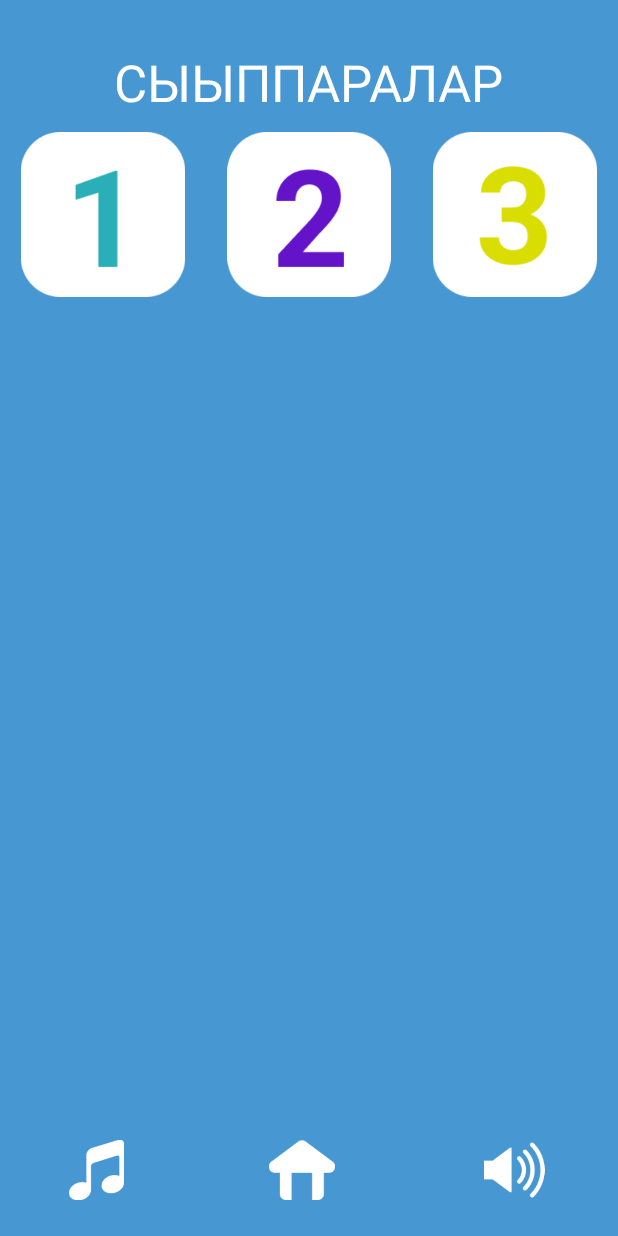
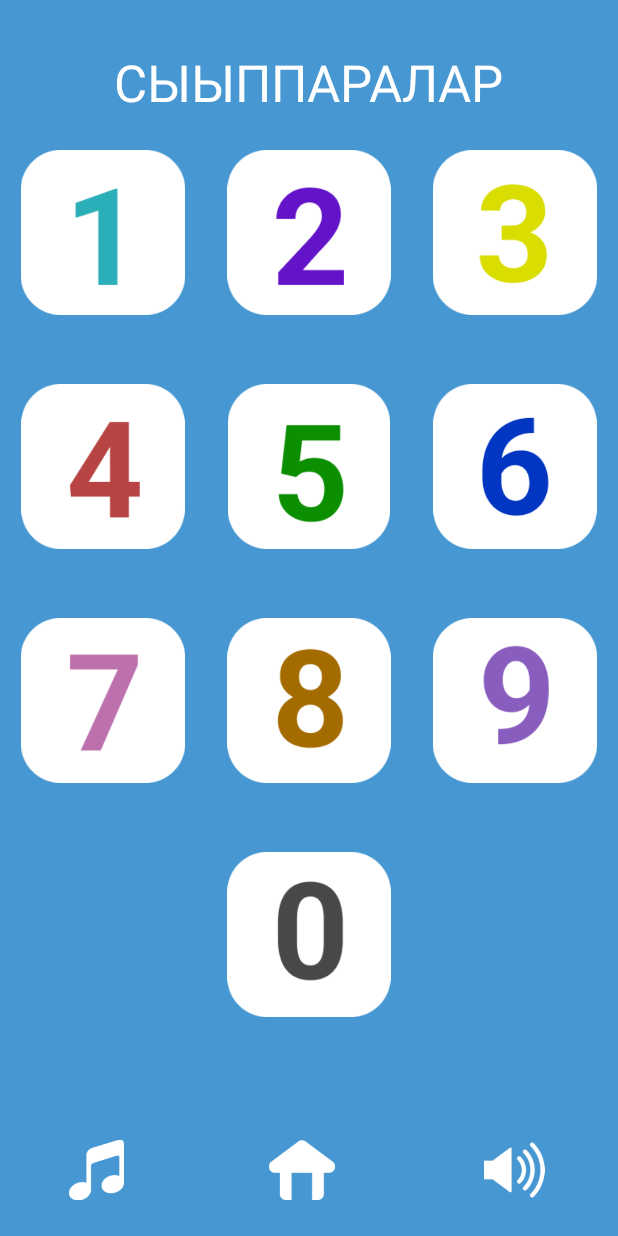
Before and after one commit to brearey/YktWords2022, an Android app: the DigitalsActivity screen opened directly, with no data from a screen before it, on a phone screen of 412 x 824 dp. Run offline under Robolectric (Android 15) with nearby library versions, the phone set to English and light mode, and no system bars; Roboto replaces fonts that are not available here.

Commit message:
# Added all digits

```diff
--- a/app/src/main/java/ru/oktemsec/yktwords/DigitalsActivity.kt
+++ b/app/src/main/java/ru/oktemsec/yktwords/DigitalsActivity.kt
@@ -11,7 +11,7 @@ import android.widget.Toast
 class DigitalsActivity : AppCompatActivity() {
 
     lateinit var mp: MediaPlayer
-    lateinit var mpDigitals: MediaPlayer
+    lateinit var mpVoice: MediaPlayer
 
     override fun onCreate(savedInstanceState: Bundle?) {
         super.onCreate(savedInstanceState)
@@ -23,34 +23,92 @@ class DigitalsActivity : AppCompatActivity() {
         mp.isLooping = true
         mp.start()
 
-        mpDigitals = MediaPlayer.create(this, R.raw.digitals)
-        mpDigitals.setVolume(0.15f, 0.15f)
-        if (!mpDigitals.isPlaying) { mpDigitals.start() }
-
-        // MediaPlayers of digits
-        val mpOne:MediaPlayer = MediaPlayer.create(this, R.raw.one)
-        val mpTwo:MediaPlayer = MediaPlayer.create(this, R.raw.two)
-        val mpThree:MediaPlayer = MediaPlayer.create(this, R.raw.three)
+        // Сыыппаралар
+        mpVoice = MediaPlayer.create(this, R.raw.digitals)
+        mpVoice.setVolume(0.15f, 0.15f)
+        if (!mpVoice.isPlaying) { mpVoice.start() }
 
         // Цифры кнопки
         val oneButton:ImageView = findViewById(R.id.one_image)
         val twoButton:ImageView = findViewById(R.id.two_image)
         val threeButton:ImageView = findViewById(R.id.three_image)
+        val fourButton:ImageView = findViewById(R.id.four_image)
+        val fiveButton:ImageView = findViewById(R.id.five_image)
+        val sixButton:ImageView = findViewById(R.id.six_image)
+        val sevenButton:ImageView = findViewById(R.id.seven_image)
+        val eightButton:ImageView = findViewById(R.id.eight_image)
+        val nineButton:ImageView = findViewById(R.id.nine_image)
+        val zeroButton:ImageView = findViewById(R.id.zero_image)
 
         //Нажатие кнопок
         oneButton.setOnClickListener {
             clickAnimation(it, 1.1f, 100)
-            mpOne.start()
+            mpVoice.reset()
+            mpVoice = MediaPlayer.create(this, R.raw.one)
+            mpVoice.start()
         }
 
         twoButton.setOnClickListener {
             clickAnimation(it, 1.1f, 100)
-            mpTwo.start()
+            mpVoice.reset()
+            mpVoice = MediaPlayer.create(this, R.raw.two)
+            mpVoice.start()
         }
 
         threeButton.setOnClickListener {
             clickAnimation(it, 1.1f, 100)
-            mpThree.start()
+            mpVoice.reset()
+            mpVoice = MediaPlayer.create(this, R.raw.three)
+            mpVoice.start()
+        }
+
+        fourButton.setOnClickListener {
+            clickAnimation(it, 1.1f, 100)
+            mpVoice.reset()
+            mpVoice = MediaPlayer.create(this, R.raw.four)
+            mpVoice.start()
+        }
+
+        fiveButton.setOnClickListener {
+            clickAnimation(it, 1.1f, 100)
+            mpVoice.reset()
+            mpVoice = MediaPlayer.create(this, R.raw.five)
+            mpVoice.start()
+        }
+
+        sixButton.setOnClickListener {
+            clickAnimation(it, 1.1f, 100)
+            mpVoice.reset()
+            mpVoice = MediaPlayer.create(this, R.raw.six)
+            mpVoice.start()
+        }
+
+        sevenButton.setOnClickListener {
+            clickAnimation(it, 1.1f, 100)
+            mpVoice.reset()
+            mpVoice = MediaPlayer.create(this, R.raw.seven)
+            mpVoice.start()
+        }
+
+        eightButton.setOnClickListener {
+            clickAnimation(it, 1.1f, 100)
+            mpVoice.reset()
+            mpVoice = MediaPlayer.create(this, R.raw.eight)
+            mpVoice.start()
+        }
+
+        nineButton.setOnClickListener {
+            clickAnimation(it, 1.1f, 100)
+            mpVoice.reset()
+            mpVoice = MediaPlayer.create(this, R.raw.nine)
+            mpVoice.start()
+        }
+
+        zeroButton.setOnClickListener {
+            clickAnimation(it, 1.1f, 100)
+            mpVoice.reset()
+            mpVoice = MediaPlayer.create(this, R.raw.zero)
+            mpVoice.start()
         }
     }
 
@@ -94,6 +152,7 @@ class DigitalsActivity : AppCompatActivity() {
         }
     }
 
+    // Анимация кнопок при нажатии
     fun clickAnimation(v: View, value:Float, _duration:Long) {
         ObjectAnimator.ofFloat(v, "scaleX", value).apply {
             duration = _duration
--- a/app/src/main/res/layout/activity_digitals.xml
+++ b/app/src/main/res/layout/activity_digitals.xml
@@ -24,7 +24,8 @@
     <LinearLayout
         android:layout_width="match_parent"
         android:layout_height="match_parent"
-        android:layout_marginTop="88dp"
+        android:layout_marginTop="100dp"
+        android:layout_marginBottom="100dp"
         android:orientation="vertical"
         app:layout_constraintEnd_toEndOf="parent"
         app:layout_constraintStart_toStartOf="parent"
@@ -33,6 +34,7 @@
         <LinearLayout
             android:layout_width="match_parent"
             android:layout_height="match_parent"
+            android:layout_weight="1"
             android:orientation="horizontal">
 
             <ImageView
@@ -55,6 +57,77 @@
                 android:layout_height="110dp"
                 android:layout_weight="1"
                 app:srcCompat="@drawable/three" />
+        </LinearLayout>
+
+        <LinearLayout
+            android:layout_width="match_parent"
+            android:layout_height="match_parent"
+            android:layout_weight="1"
+            android:orientation="horizontal">
+
+            <ImageView
+                android:id="@+id/four_image"
+                android:layout_width="110dp"
+                android:layout_height="110dp"
+                android:layout_weight="1"
+                app:srcCompat="@drawable/four" />
+
+            <ImageView
+                android:id="@+id/five_image"
+                android:layout_width="110dp"
+                android:layout_height="110dp"
+                android:layout_weight="1"
+                app:srcCompat="@drawable/five" />
+
+            <ImageView
+                android:id="@+id/six_image"
+                android:layout_width="110dp"
+                android:layout_height="110dp"
+                android:layout_weight="1"
+                app:srcCompat="@drawable/six" />
+        </LinearLayout>
+
+        <LinearLayout
+            android:layout_width="match_parent"
+            android:layout_height="match_parent"
+            android:layout_weight="1"
+            android:orientation="horizontal">
+
+            <ImageView
+                android:id="@+id/seven_image"
+                android:layout_width="110dp"
+                android:layout_height="110dp"
+                android:layout_weight="1"
+                app:srcCompat="@drawable/seven" />
+
+            <ImageView
+                android:id="@+id/eight_image"
+                android:layout_width="110dp"
+                android:layout_height="110dp"
+                android:layout_weight="1"
+                app:srcCompat="@drawable/eight" />
+
+            <ImageView
+                android:id="@+id/nine_image"
+                android:layout_width="110dp"
+                android:layout_height="110dp"
+                android:layout_weight="1"
+                app:srcCompat="@drawable/nine" />
+        </LinearLayout>
+
+        <LinearLayout
+            android:layout_width="match_parent"
+            android:layout_height="match_parent"
+            android:layout_weight="1"
+            android:orientation="horizontal">
+
+            <ImageView
+                android:id="@+id/zero_image"
+                android:layout_width="110dp"
+                android:layout_height="110dp"
+                android:layout_weight="1"
+                app:srcCompat="@drawable/zero" />
+
         </LinearLayout>
     </LinearLayout>
 
```
Also changed, not shown: app/src/main/res/drawable/eight.png (added), app/src/main/res/drawable/five.png (added), app/src/main/res/drawable/four.png (added), app/src/main/res/drawable/nine.png (added), app/src/main/res/drawable/seven.png (added), app/src/main/res/drawable/six.png (added), app/src/main/res/drawable/zero.png (added).
